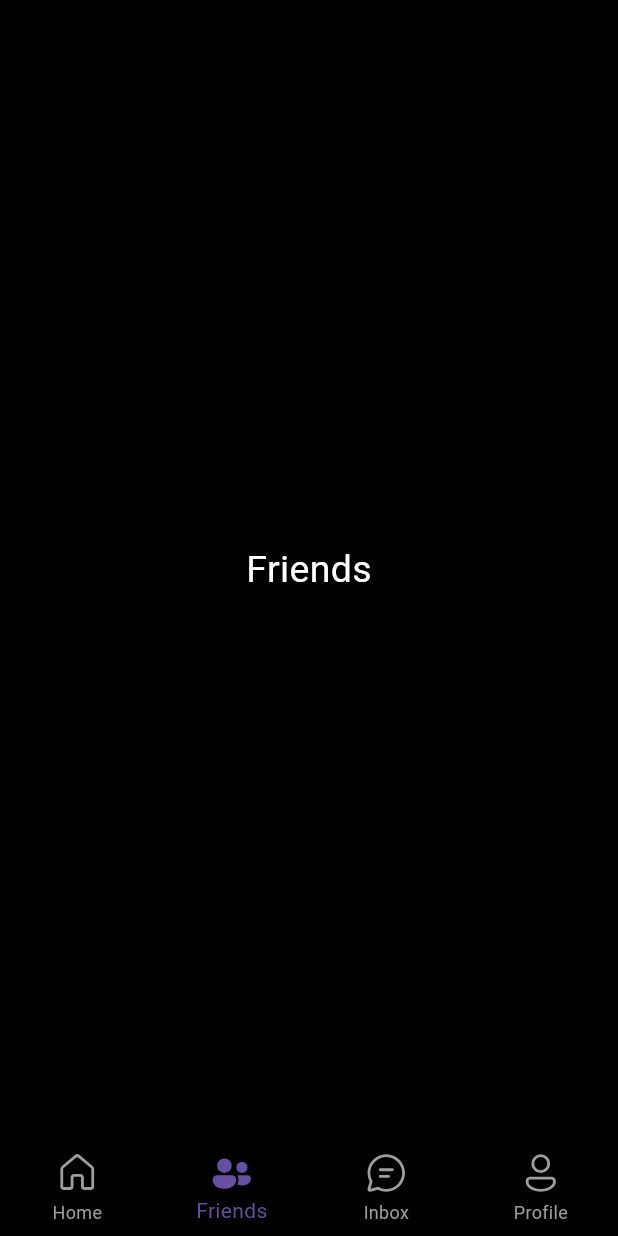
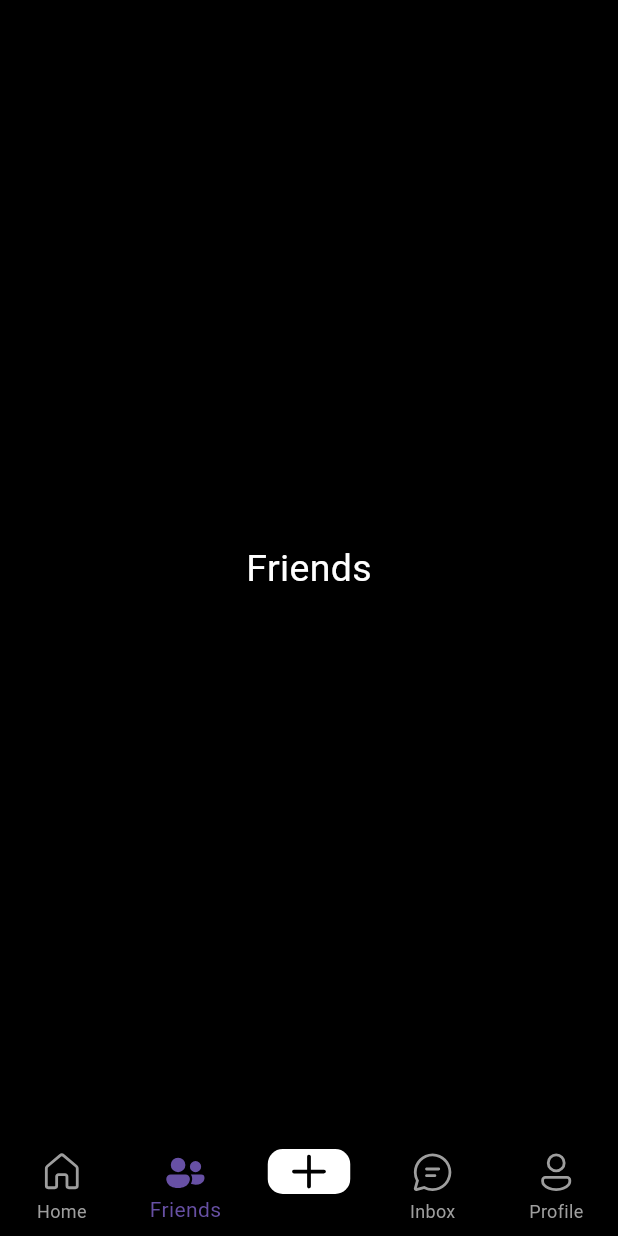
Before and after one commit to F-Reza/TikTok_Clone, a Flutter app: the screen it shows after launch, item 2 of the bottom bar chosen, on a phone screen of 412 x 824 dp. Run offline on Flutter 3.47's test engine with Material 2 defaults, Android fonts, the phone set to English and light mode, and no system bars; our stand-ins replace fluentui_system_icons, video_player.

Commit message:
2nd commit

```diff
--- a/lib/screens/main_screen.dart
+++ b/lib/screens/main_screen.dart
@@ -19,6 +19,7 @@ class _MainScreenState extends State<MainScreen> {
   final _widgets = [
     const HomeScreen(),
     const FriendsScreen(),
+    const HomeScreen(),
     const InboxScreen(),
     const ProfileScreen()
   ];
@@ -42,23 +43,34 @@ class _MainScreenState extends State<MainScreen> {
         showSelectedLabels: true,
         showUnselectedLabels: true,
         iconSize: 30,
-        items: const [
-          BottomNavigationBarItem(
+        items: [
+          const BottomNavigationBarItem(
             icon: Icon(FluentIcons.home_16_regular),
             activeIcon: Icon(FluentIcons.home_20_filled),
             label: 'Home'
           ),
-          BottomNavigationBarItem(
+          const BottomNavigationBarItem(
             icon: Icon(FluentIcons.people_16_regular),
             activeIcon: Icon(FluentIcons.people_20_filled),
             label: 'Friends'
           ),
           BottomNavigationBarItem(
+              icon: Container(
+                width: 55, height: 30,
+                decoration: BoxDecoration(
+                    borderRadius: BorderRadius.circular(10),
+                    color: Colors.white
+                ),
+                  child: const Icon(FluentIcons.add_16_filled,color: Colors.black,),
+              ),
+              label: ''
+          ),
+          const BottomNavigationBarItem(
             icon: Icon(FluentIcons.chat_16_regular),
             activeIcon: Icon(FluentIcons.chat_20_filled),
             label: 'Inbox'
           ),
-          BottomNavigationBarItem(
+          const BottomNavigationBarItem(
             icon: Icon(FluentIcons.person_16_regular),
             activeIcon: Icon(FluentIcons.person_20_filled),
             label: 'Profile'
--- a/lib/screens/splash_screen.dart
+++ b/lib/screens/splash_screen.dart
@@ -29,7 +29,7 @@ class _SplashScreenState extends State<SplashScreen> {
     return Scaffold(
       backgroundColor: Colors.black,
       body: Center(
-        child: Image.asset('images/tiktok-logo.png',height: 180,),
+        child: Image.asset('assets/images/tiktok-logo.png',height: 180,),
       ),
     );
   }
--- a/pubspec.yaml
+++ b/pubspec.yaml
@@ -26,7 +26,8 @@ flutter:
 
   # To add assets to your application, add an assets section, like this:
   assets:
-    - images/
+    - assets/images/
+    - assets/videos/
 
   # fonts:
   #   - family: Schyler
```
Also changed, not shown: lib/screens/home_screen.dart (+10 -3 lines), lib/widgets/item_video.dart (+57 -2 lines), assets/images/tiktok-logo.png (renamed from images/tiktok-logo.png), assets/images/user.png (added), 6 other files.
